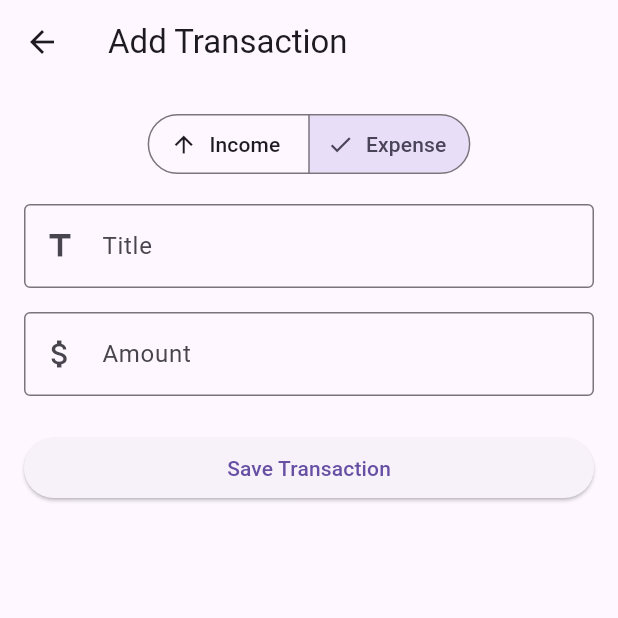
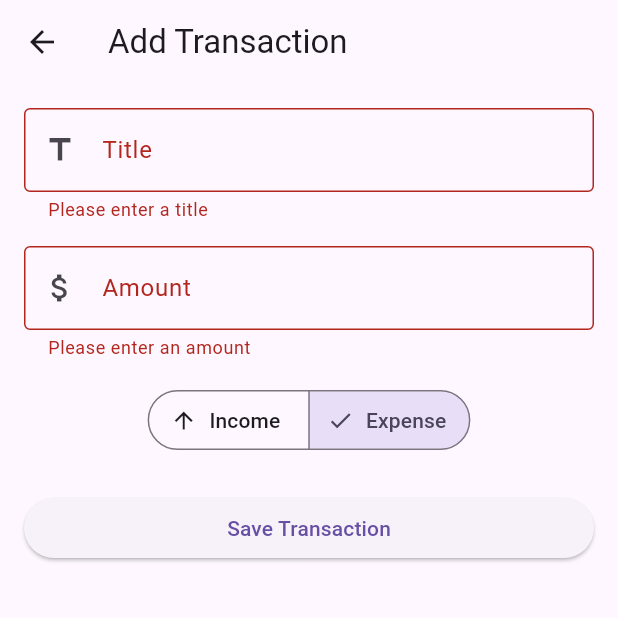
Before and after one commit to Zeneb-Tekarri/expense-tracker-app-flutter, a Flutter app: the AddTransactionScreen screen opened directly, after a tap on "Save Transaction", on a phone screen of 412 x 824 dp, the top half of it. Run offline on Flutter 3.47's test engine with Material 3 defaults, Android fonts, the phone set to English and light mode, and no system bars; our stand-ins replace sqflite; accounts and stored records are empty.

Commit message:
connect add transaction screen to provider

```diff
--- a/lib/screens/add_transaction_screen.dart
+++ b/lib/screens/add_transaction_screen.dart
@@ -1,6 +1,9 @@
 import 'package:expense_tracker_app/widgets/transaction_form.dart';
 import 'package:expense_tracker_app/widgets/transaction_type_selector.dart';
 import 'package:flutter/material.dart';
+import 'package:expense_tracker_app/models/transaction.dart';
+import 'package:expense_tracker_app/providers/transaction_provider.dart';
+import 'package:provider/provider.dart';
 
 class AddTransactionScreen extends StatefulWidget {
   const AddTransactionScreen({super.key});
@@ -13,6 +16,7 @@ class _AddTransactionScreenState extends State<AddTransactionScreen> {
   String selectedType = 'Expense';
   final titleController = TextEditingController();
   final amountController = TextEditingController();
+  final _formKey = GlobalKey<FormState>();
   @override
   void dispose() {
     titleController.dispose();
@@ -20,10 +24,19 @@ class _AddTransactionScreenState extends State<AddTransactionScreen> {
     super.dispose();
   }
 
-  void saveTransaction() {
-    print('Type: $selectedType');
-    print('Title: ${titleController.text}');
-    print('Amount: ${amountController.text}');
+  Future<void> saveTransaction() async {
+    if (!_formKey.currentState!.validate()) {
+      return;
+    }
+    final transaction = TransactionModel(
+      title: titleController.text.trim(),
+      amount: double.parse(amountController.text.trim()),
+      type: selectedType,
+    );
+      await context.read<TransactionProvider>().addTransaction(transaction);
+      if (!mounted) return;
+      Navigator.pop(context); // Close the screen after saving
+
   }
 
   @override
@@ -36,6 +49,14 @@ class _AddTransactionScreenState extends State<AddTransactionScreen> {
         padding: const EdgeInsets.all(16.0),
         child: Column(
           children: [
+            TransactionForm(
+              formKey: _formKey,
+              titleController: titleController,
+              amountController: amountController,
+            ),
+
+            const SizedBox(height: 16),
+
             TransactionTypeSelector(
               selectedType: selectedType,
               onTypeChanged: (newType) {
@@ -44,12 +65,9 @@ class _AddTransactionScreenState extends State<AddTransactionScreen> {
                 });
               },
             ),
-            const SizedBox(height: 16),
-            TransactionForm(
-              titleController: titleController,
-              amountController: amountController,
-            ),
+
             const SizedBox(height: 24),
+
             SizedBox(
               width: double.infinity,
               child: ElevatedButton(
--- a/lib/screens/home_screen.dart
+++ b/lib/screens/home_screen.dart
@@ -31,7 +31,10 @@ class HomeScreen extends StatelessWidget {
       ),
       floatingActionButton: FloatingActionButton(
         onPressed: () {
-            Navigator.push(context, MaterialPageRoute(builder: (context) => const AddTransactionScreen()));
+          Navigator.push(
+            context,
+            MaterialPageRoute(builder: (context) => const AddTransactionScreen())
+          );
         },
         child: const Icon(Icons.add),
       ),
--- a/lib/widgets/transaction_form.dart
+++ b/lib/widgets/transaction_form.dart
@@ -1,30 +1,39 @@
 import 'package:flutter/material.dart';
 
 class TransactionForm extends StatelessWidget {
+  final GlobalKey<FormState> formKey;
   final TextEditingController titleController;
   final TextEditingController amountController;
 
   const TransactionForm({
     super.key,
+    required this.formKey,
     required this.titleController,
     required this.amountController,
   });
 
   @override
   Widget build(BuildContext context) {
-    return Column(
+    return Form(
+      key: formKey,
+      child: Column(
         children: [
-        TextField(
+          TextFormField(
             controller: titleController,
             decoration: const InputDecoration(
               labelText: 'Title',
               border: OutlineInputBorder(),
               prefixIcon: Icon(Icons.title),
             ),
-
+            validator: (value) {
+              if (value == null || value.trim().isEmpty) {
+                return 'Please enter a title';
+              }
+              return null;
+            },
           ),
           const SizedBox(height: 16),
-        TextField(
+          TextFormField(
             controller: amountController,
             decoration: const InputDecoration(
               labelText: 'Amount',
@@ -32,8 +41,21 @@ class TransactionForm extends StatelessWidget {
               prefixIcon: Icon(Icons.attach_money),
             ),
             keyboardType: TextInputType.number,
+            validator: (value) {
+              if (value == null || value.trim().isEmpty) {
+                return 'Please enter an amount';
+              }
+              if (double.tryParse(value) == null) {
+                return 'Enter a valid number';
+              }
+              if (double.parse(value) <= 0) {
+                return 'Amount must be greater than 0';
+              }
+              return null;
+            },
           ),
         ],
+      ),
     );
   }
 }
--- a/lib/widgets/transaction_type_selector.dart
+++ b/lib/widgets/transaction_type_selector.dart
@@ -7,7 +7,7 @@ class TransactionTypeSelector extends StatelessWidget {
     super.key,
     required this.selectedType,
     required this.onTypeChanged
-});
+  });
 
   @override
   Widget build(BuildContext context) {
```
Also changed, not shown: 1 other file. Lines whose indentation alone changed are shown as unchanged.
